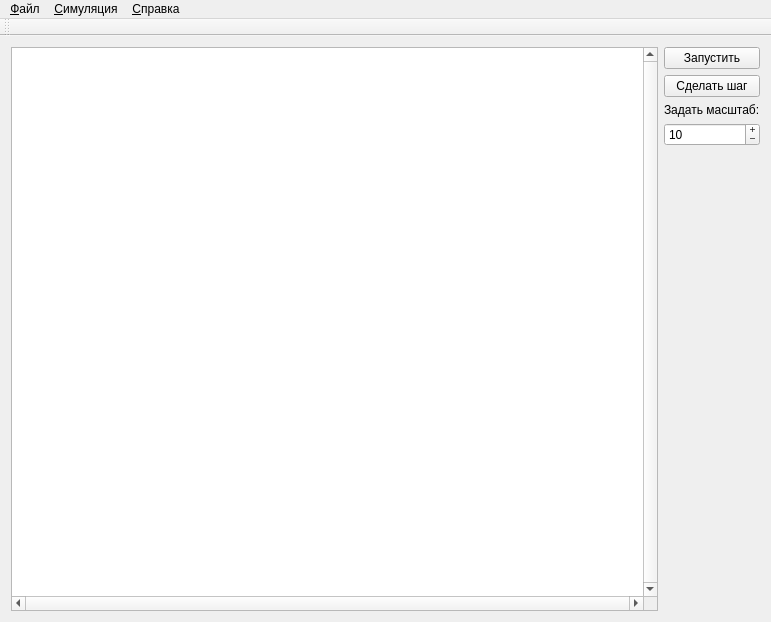
This is Cellular-Automaton/src/forms/mainwindow.ui in GeorgyGogol/Cool-Studient-Portfolio as Qt 5 draws it before an edit. The edited form follows.
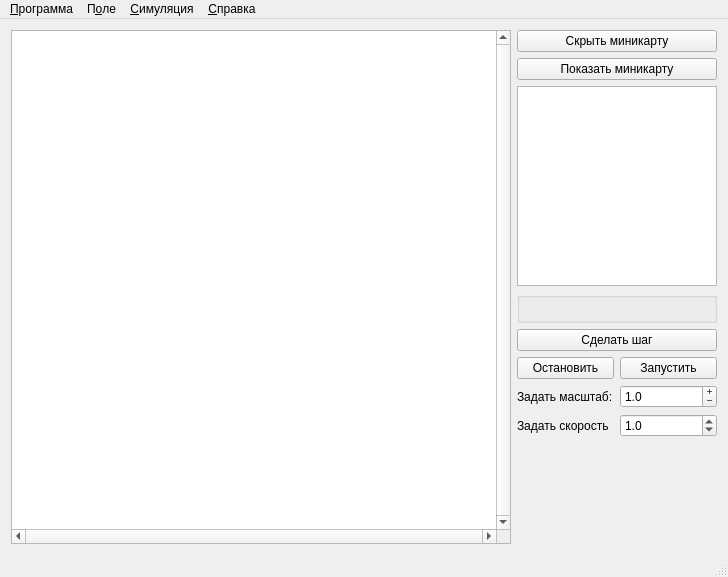
This is the edited form. Icons and pictures are not drawn. Custom widgets are drawn as their Qt base class.

```diff
--- a/Cellular-Automaton/src/forms/mainwindow.ui
+++ b/Cellular-Automaton/src/forms/mainwindow.ui
@@ -6,8 +6,8 @@
    <rect>
     <x>0</x>
     <y>0</y>
-    <width>771</width>
-    <height>622</height>
+    <width>726</width>
+    <height>577</height>
    </rect>
   </property>
   <property name="windowTitle">
@@ -16,7 +16,13 @@
   <widget class="QWidget" name="centralWidget">
    <layout class="QHBoxLayout" name="horizontalLayout_2">
     <item>
-     <widget class="QGraphicsView" name="graphicsView">
+     <widget class="QGraphicsView" name="gv_Field">
+      <property name="minimumSize">
+       <size>
+        <width>500</width>
+        <height>500</height>
+       </size>
+      </property>
       <property name="verticalScrollBarPolicy">
        <enum>Qt::ScrollBarAlwaysOn</enum>
       </property>
@@ -26,45 +32,8 @@
      </widget>
     </item>
     <item>
-     <layout class="QVBoxLayout" name="verticalLayout">
-      <item>
-       <widget class="QPushButton" name="pbRun">
-        <property name="text">
-         <string>Запустить</string>
-        </property>
-       </widget>
-      </item>
-      <item>
-       <widget class="QPushButton" name="pbStep">
-        <property name="text">
-         <string>Сделать шаг</string>
-        </property>
-       </widget>
-      </item>
-      <item>
-       <widget class="QLabel" name="label">
-        <property name="text">
-         <string>Задать масштаб:</string>
-        </property>
-       </widget>
-      </item>
-      <item>
-       <widget class="QSpinBox" name="spinBox">
-        <property name="buttonSymbols">
-         <enum>QAbstractSpinBox::PlusMinus</enum>
-        </property>
-        <property name="minimum">
-         <number>1</number>
-        </property>
-        <property name="maximum">
-         <number>20</number>
-        </property>
-        <property name="value">
-         <number>10</number>
-        </property>
-       </widget>
-      </item>
-      <item>
+     <layout class="QGridLayout" name="gridLayout">
+      <item row="12" column="0" colspan="2">
        <spacer name="verticalSpacer">
         <property name="orientation">
          <enum>Qt::Vertical</enum>
@@ -77,6 +46,153 @@
         </property>
        </spacer>
       </item>
+      <item row="9" column="1">
+       <widget class="QPushButton" name="pbRun">
+        <property name="enabled">
+         <bool>true</bool>
+        </property>
+        <property name="text">
+         <string>Запустить</string>
+        </property>
+        <property name="icon">
+         <iconset resource="../../res/mainresources.qrc">
+          <normaloff>:/img/icons/play</normaloff>:/img/icons/play</iconset>
+        </property>
+       </widget>
+      </item>
+      <item row="10" column="0">
+       <widget class="QLabel" name="label_scaleText">
+        <property name="text">
+         <string>Задать масштаб:</string>
+        </property>
+       </widget>
+      </item>
+      <item row="11" column="1">
+       <widget class="QDoubleSpinBox" name="SpeedBox">
+        <property name="decimals">
+         <number>1</number>
+        </property>
+        <property name="minimum">
+         <double>0.500000000000000</double>
+        </property>
+        <property name="maximum">
+         <double>2.000000000000000</double>
+        </property>
+        <property name="singleStep">
+         <double>0.100000000000000</double>
+        </property>
+        <property name="value">
+         <double>1.000000000000000</double>
+        </property>
+       </widget>
+      </item>
+      <item row="10" column="1">
+       <widget class="QDoubleSpinBox" name="ScaleBox">
+        <property name="buttonSymbols">
+         <enum>QAbstractSpinBox::PlusMinus</enum>
+        </property>
+        <property name="decimals">
+         <number>1</number>
+        </property>
+        <property name="minimum">
+         <double>0.100000000000000</double>
+        </property>
+        <property name="maximum">
+         <double>2.000000000000000</double>
+        </property>
+        <property name="singleStep">
+         <double>0.100000000000000</double>
+        </property>
+        <property name="value">
+         <double>1.000000000000000</double>
+        </property>
+       </widget>
+      </item>
+      <item row="9" column="0">
+       <widget class="QPushButton" name="pbStop">
+        <property name="enabled">
+         <bool>true</bool>
+        </property>
+        <property name="text">
+         <string>Остановить</string>
+        </property>
+        <property name="icon">
+         <iconset resource="../../res/mainresources.qrc">
+          <normaloff>:/img/icons/stop</normaloff>:/img/icons/stop</iconset>
+        </property>
+       </widget>
+      </item>
+      <item row="0" column="0" colspan="2">
+       <widget class="QPushButton" name="pb_HideMinimap">
+        <property name="text">
+         <string>Скрыть миникарту</string>
+        </property>
+       </widget>
+      </item>
+      <item row="1" column="0" colspan="2">
+       <widget class="QPushButton" name="pb_ShowMinimap">
+        <property name="minimumSize">
+         <size>
+          <width>200</width>
+          <height>0</height>
+         </size>
+        </property>
+        <property name="text">
+         <string>Показать миникарту</string>
+        </property>
+       </widget>
+      </item>
+      <item row="8" column="0" colspan="2">
+       <widget class="QPushButton" name="pbStep">
+        <property name="minimumSize">
+         <size>
+          <width>0</width>
+          <height>0</height>
+         </size>
+        </property>
+        <property name="text">
+         <string>Сделать шаг</string>
+        </property>
+       </widget>
+      </item>
+      <item row="11" column="0">
+       <widget class="QLabel" name="label_speedText">
+        <property name="text">
+         <string>Задать скорость</string>
+        </property>
+       </widget>
+      </item>
+      <item row="2" column="0" colspan="2">
+       <widget class="QGraphicsView" name="gv_Minimap">
+        <property name="sizePolicy">
+         <sizepolicy hsizetype="Expanding" vsizetype="Expanding">
+          <horstretch>0</horstretch>
+          <verstretch>0</verstretch>
+         </sizepolicy>
+        </property>
+        <property name="minimumSize">
+         <size>
+          <width>200</width>
+          <height>200</height>
+         </size>
+        </property>
+        <property name="maximumSize">
+         <size>
+          <width>200</width>
+          <height>200</height>
+         </size>
+        </property>
+        <property name="verticalScrollBarPolicy">
+         <enum>Qt::ScrollBarAlwaysOff</enum>
+        </property>
+        <property name="horizontalScrollBarPolicy">
+         <enum>Qt::ScrollBarAlwaysOff</enum>
+        </property>
+       </widget>
+      </item>
+      <item row="7" column="0" colspan="2">
+       <widget class="FieldInfoBox" name="gbMapInformation"/>
+      </item>
      </layout>
     </item>
    </layout>
@@ -86,13 +202,13 @@
     <rect>
      <x>0</x>
      <y>0</y>
-     <width>771</width>
+     <width>726</width>
      <height>20</height>
     </rect>
    </property>
-   <widget class="QMenu" name="menu">
+   <widget class="QMenu" name="menu_File">
     <property name="title">
-     <string>&amp;Файл</string>
+     <string>&amp;Программа</string>
     </property>
     <addaction name="action_CreateNewField"/>
     <addaction name="action_CloseField"/>
@@ -100,31 +216,32 @@
     <addaction name="action_Load"/>
     <addaction name="action_Exit"/>
    </widget>
-   <widget class="QMenu" name="menu_2">
+   <widget class="QMenu" name="menu_Run">
     <property name="title">
      <string>&amp;Симуляция</string>
     </property>
     <addaction name="action_OneStep"/>
     <addaction name="action_RunStop"/>
    </widget>
-   <widget class="QMenu" name="menu_3">
+   <widget class="QMenu" name="menu_About">
     <property name="title">
      <string>&amp;Справка</string>
     </property>
     <addaction name="action_About"/>
    </widget>
-   <addaction name="menu"/>
-   <addaction name="menu_2"/>
-   <addaction name="menu_3"/>
+   <widget class="QMenu" name="menu_Field">
+    <property name="title">
+     <string>П&amp;оле</string>
+    </property>
+    <addaction name="action_ClearField"/>
+    <addaction name="action_AutofillField"/>
+   </widget>
+   <addaction name="menu_File"/>
+   <addaction name="menu_Field"/>
+   <addaction name="menu_Run"/>
+   <addaction name="menu_About"/>
   </widget>
-  <widget class="QToolBar" name="mainToolBar">
-   <attribute name="toolBarArea">
-    <enum>TopToolBarArea</enum>
-   </attribute>
-   <attribute name="toolBarBreak">
-    <bool>false</bool>
-   </attribute>
-  </widget>
+  <widget class="MainFormStatusBar" name="sbMain"/>
   <action name="action_CreateNewField">
    <property name="icon">
     <iconset resource="../../res/mainresources.qrc">
@@ -182,6 +299,19 @@
   </action>
  </widget>
  <layoutdefault spacing="6" margin="11"/>
+ <customwidgets>
+  <customwidget>
+   <class>MainFormStatusBar</class>
+   <extends>QStatusBar</extends>
+   <header location="global">mainformstatusbar.h</header>
+  </customwidget>
+  <customwidget>
+   <class>FieldInfoBox</class>
+   <extends>QGroupBox</extends>
+   <header location="global">fieldinfobox.h</header>
+   <container>1</container>
+  </customwidget>
+ </customwidgets>
  <resources>
   <include location="../../res/mainresources.qrc"/>
  </resources>
```
Left out of the diff: 174 changed lines with no effect on the pictures.
